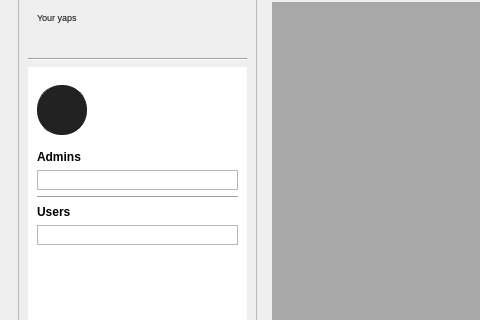
This is PWChat/client/ui/mainwindow.ui in sarek167/PWChat as Qt 5 draws it before an edit; both pictures show x 0 to 480 and y 100 to 420 of the 998 by 643 pixel window. The edited form follows.
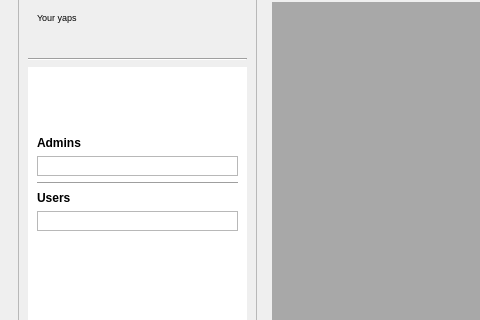
This is the edited form. Icons and pictures are not drawn.

Diff of the .ui file:
```diff
--- a/PWChat/client/ui/mainwindow.ui
+++ b/PWChat/client/ui/mainwindow.ui
@@ -95,16 +95,23 @@
 }
 
 QPushButton#btnExit {
-	qproperty-icon: url(&quot;:/close-icon-white.svg&quot;);
-	icon-size: 24px;
-	height: 48px;
-	width: 48px;
-	padding: 0;
-	border-radius: 24px
-}
-
-QPushButton#btnExit:hover {
 	qproperty-icon: url(&quot;:/close-icon-black.svg&quot;);
+	background-color: white;
+	border: 0;
+	width: 36px;
+	height: 36px;
+	icon-size: 32px;
+	padding: 0;
+}
+
+QPushButton#btnLeave {
+	qproperty-icon: url(&quot;:/leave-icon-black.svg&quot;);
+	background-color: white;
+	border: 0;
+	width: 36px;
+	height: 36px;
+	icon-size: 32px;
+	padding: 0;
 }
 
 QPushButton.RoomCard, QPushButton.UserCard {
@@ -519,7 +526,7 @@
                     <property name="layoutDirection">
                      <enum>Qt::LayoutDirection::LeftToRight</enum>
                     </property>
-                    <layout class="QVBoxLayout" name="verticalLayout_12">
+                    <layout class="QHBoxLayout" name="horizontalLayout_5">
                      <property name="leftMargin">
                       <number>0</number>
                      </property>
@@ -544,6 +551,29 @@
                        </property>
                       </widget>
                      </item>
+                     <item>
+                      <spacer name="horizontalSpacer_2">
+                       <property name="orientation">
+                        <enum>Qt::Orientation::Horizontal</enum>
+                       </property>
+                       <property name="sizeHint" stdset="0">
+                        <size>
+                         <width>40</width>
+                         <height>20</height>
+                        </size>
+                       </property>
+                      </spacer>
+                     </item>
+                     <item>
+                      <widget class="QPushButton" name="btnLeave">
+                       <property name="sizePolicy">
+                        <sizepolicy hsizetype="Minimum" vsizetype="Minimum">
+                         <horstretch>0</horstretch>
+                         <verstretch>0</verstretch>
+                        </sizepolicy>
+                       </property>
+                      </widget>
+                     </item>
                     </layout>
                    </widget>
                   </item>
```
